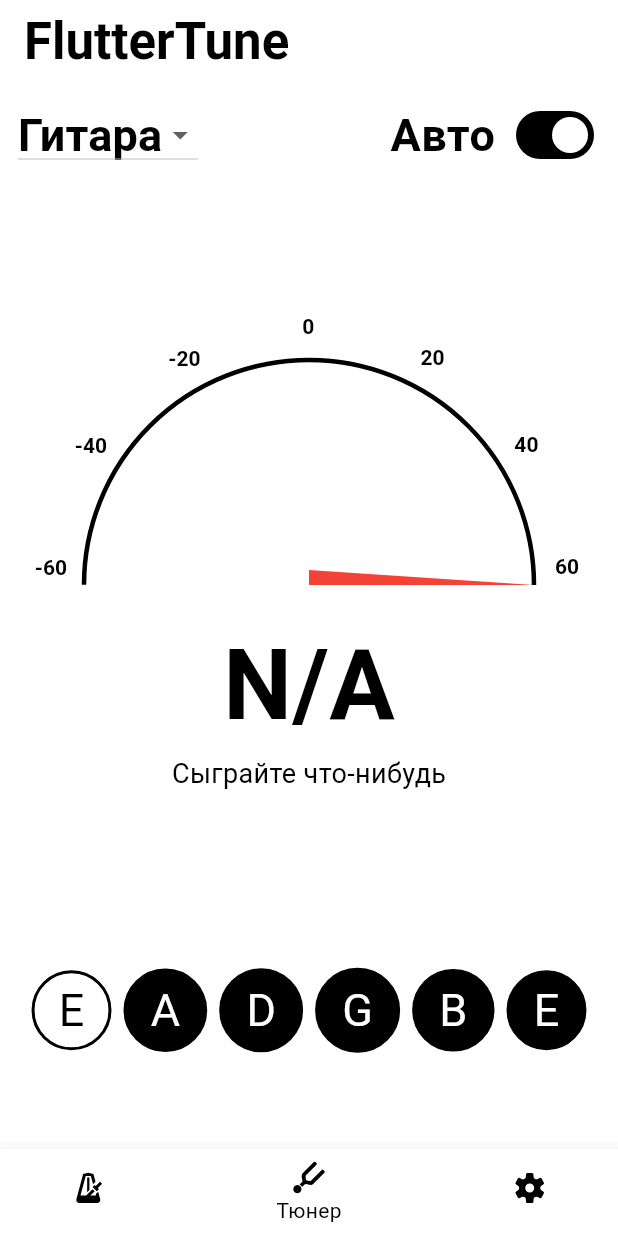
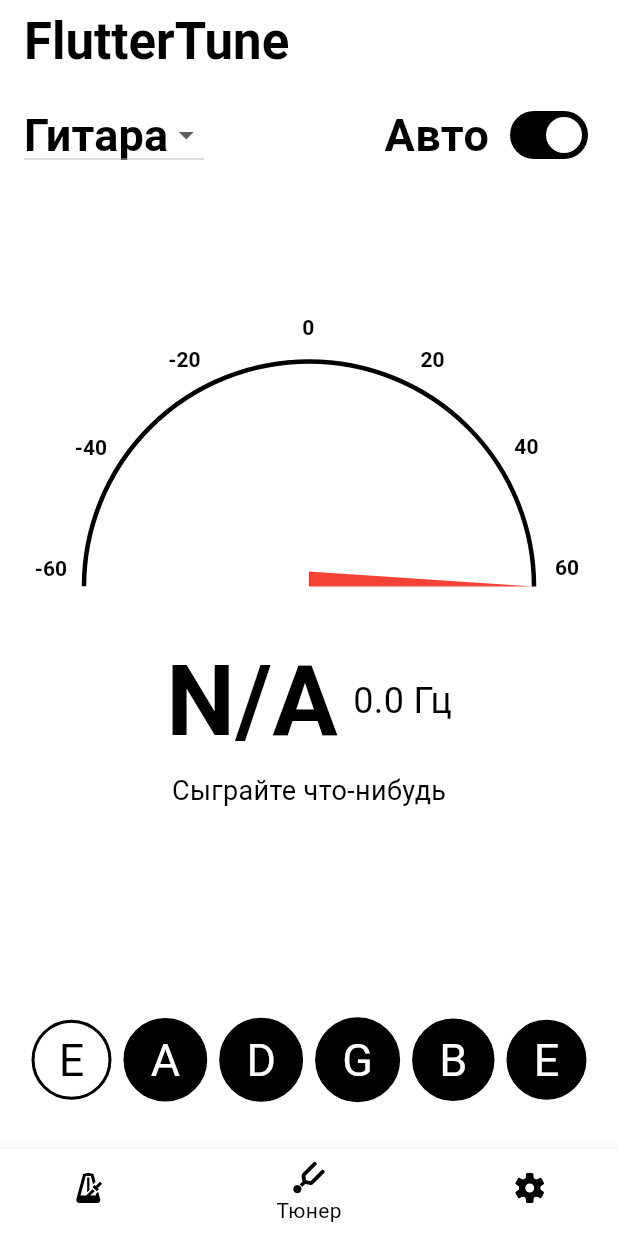
Before and after one commit to nottalentedme/fluttertuner, a Flutter app: the screen it shows after launch, on a phone screen of 412 x 824 dp. Run offline on Flutter 3.47's test engine with Material 3 defaults, Android fonts, the light colour scheme and no system bars; our stand-ins replace audioplayers, flutter_bloc, flutter_svg, go_router; missing offline and left inert: buffered_list_stream, pitch_detector_dart, pitchupdart, record.

Commit message:
Вывод частоты на экран

```diff
--- a/lib/feature/tuner/cubit/pitch_cubit.dart
+++ b/lib/feature/tuner/cubit/pitch_cubit.dart
@@ -50,6 +50,7 @@
                 emit(TunningState(
                   note: pitchResult.note,
                   status: pitchResult.tuningStatus.getDescription(),
+                  frequency: detectedPitch.pitch,
                 ))
               });
         }
--- a/lib/feature/tuner/cubit/tunning_state.dart
+++ b/lib/feature/tuner/cubit/tunning_state.dart
@@ -1,7 +1,12 @@
 class TunningState {
   final String note;
   final String status;
+  final double frequency;
 
-  TunningState({required this.note, required this.status});
+  TunningState({
+    required this.note,
+    required this.status,
+    this.frequency = 0.0
+  });
 
 }
--- a/lib/feature/tuner/presentation/page/tuner_page.dart
+++ b/lib/feature/tuner/presentation/page/tuner_page.dart
@@ -39,15 +39,12 @@
             style: TextStyle(fontSize: 34, fontWeight: FontWeight.bold),
           ),
         ),
-        body: Center(
+        body: SafeArea(
           child: Column(
-          spacing: 8,
             crossAxisAlignment: CrossAxisAlignment.center,
-          mainAxisAlignment: MainAxisAlignment.start,
-          mainAxisSize: MainAxisSize.max,
+            mainAxisAlignment: MainAxisAlignment.spaceBetween,
             children: [
               const Row(
-              spacing: 8,
                 mainAxisAlignment: MainAxisAlignment.center,
                 crossAxisAlignment: CrossAxisAlignment.start,
                 children: [
@@ -55,37 +52,37 @@
                   TuningModeSwitchWidget(),
                 ],
               ),
-            const SizedBox(
-              height: 100,
+              Expanded(
+                child: Column(
+                  mainAxisAlignment: MainAxisAlignment.center,
+                  children: [
+                    TunerScaleWidget(value: 0),
+                    const SizedBox(height: 20),
+                    TunerTextWidget(pitchCubitState: pitchCubitState),
+                  ],
                 ),
-            Column(
-              spacing: 10,
-              children: [
-                //TODO передавать в value частоту которая сейчас
-                //TODO надо как-то передавать частоту
-                TunerScaleWidget(value: 0),
-                TunerTextWidget(pitchCubitState: pitchCubitState),
-                const SizedBox(
-                  height: 75,
               ),
-                Row(
-                  spacing: 8,
+              Padding(
+                padding: const EdgeInsets.only(bottom: 20),
+                child: Row(
                   mainAxisAlignment: MainAxisAlignment.center,
-                  crossAxisAlignment: CrossAxisAlignment.start,
-                  mainAxisSize: MainAxisSize.max,
                   children: GuitarString.values
                       .map(
-                        (e) => StringButtonWidget(
+                        (e) => Padding(
+                          padding: const EdgeInsets.symmetric(horizontal: 4),
+                          child: StringButtonWidget(
                             text: e.noteName,
                             onTap: () => setActiveString(e),
-                            isActive: e == guitarString),
+                            isActive: e == guitarString,
+                          ),
+                        ),
                       )
                       .toList(),
                 ),
+              ),
             ],
-            )
-          ],
-        )),
+          ),
+        ),
       );
     });
   }
--- a/lib/feature/tuner/presentation/widgets/tuner_text_widget.dart
+++ b/lib/feature/tuner/presentation/widgets/tuner_text_widget.dart
@@ -15,13 +15,28 @@
     return Container(
       padding: const EdgeInsets.all(10),
       child: Column(
+        mainAxisSize: MainAxisSize.min,
         children: [
-          Text(
-            pitchCubitState.note,
-            style: const TextStyle(
-                color: AppColorScheme.primary,
-                fontSize: 65.0,
-                fontWeight: FontWeight.bold),
+          Row(
+            mainAxisAlignment: MainAxisAlignment.center,
+            children: [
+              Text(
+                pitchCubitState.note,
+                style: const TextStyle(
+                  color: AppColorScheme.primary,
+                  fontSize: 65.0,
+                  fontWeight: FontWeight.bold,
+                ),
+              ),
+              const SizedBox(width: 10),
+              Text(
+                '${pitchCubitState.frequency.toStringAsFixed(1)} Гц',
+                style: const TextStyle(
+                  color: AppColorScheme.primary,
+                  fontSize: 24.0,
+                ),
+              ),
+            ],
           ),
           Text(
             pitchCubitState.status,
```
Lines whose indentation alone changed are shown as unchanged.
